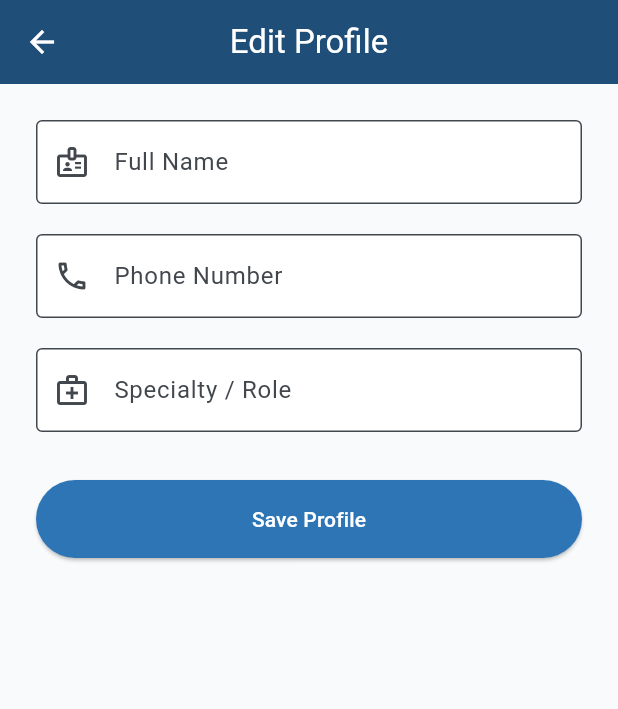
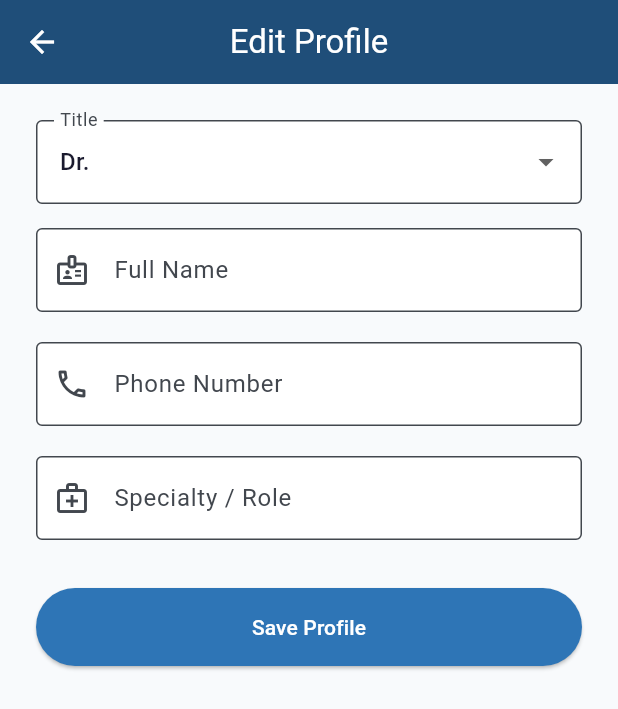
Before and after one commit to celpha2svx/DocFlow, a Flutter app: the EditProfileScreen screen opened directly, on a phone screen of 412 x 824 dp. Shown: the top 709 px of the screen. Run offline on Flutter 3.47's test engine with Material 3 defaults, Android fonts, the phone set to English and light mode, and no system bars; our stand-ins replace cloud_firestore, connectivity_plus, firebase_core, package_info_plus, share_plus, shared_preferences and 1 more; accounts and stored records are empty; network calls fail.

Commit message:
Add title picker (Dr./Nurse/Prof./Mr./Mrs./Ms.) to onboarding and edit profile

```diff
--- a/docflow_app/lib/screens/edit_profile_screen.dart
+++ b/docflow_app/lib/screens/edit_profile_screen.dart
@@ -14,13 +14,32 @@ class _EditProfileScreenState extends State<EditProfileScreen> {
   late final TextEditingController _nameController;
   late final TextEditingController _phoneController;
   late final TextEditingController _specialtyController;
+
+  final List<String> _titles = const [
+    'Dr.',
+    'Nurse',
+    'Prof.',
+    'Mr.',
+    'Mrs.',
+    'Ms.',
+  ];
+
+  late String _selectedTitle;
   bool _isLoading = false;
 
   @override
   void initState() {
     super.initState();
     final doctor = AppStateProvider.maybeOf(context)?.currentDoctor;
-    _nameController = TextEditingController(text: doctor?.fullName ?? '');
+    final fullName = doctor?.fullName ?? '';
+    final titleMatch = RegExp(r'^(Dr\.|Nurse|Prof\.|Mr\.|Mrs\.|Ms\.)\s+(.*)').firstMatch(fullName);
+    if (titleMatch != null) {
+      _selectedTitle = titleMatch.group(1)!;
+      _nameController = TextEditingController(text: titleMatch.group(2)!);
+    } else {
+      _selectedTitle = _titles[0];
+      _nameController = TextEditingController(text: fullName);
+    }
     _phoneController = TextEditingController(text: doctor?.phoneNumber ?? '');
     _specialtyController = TextEditingController(text: doctor?.specialty ?? '');
   }
@@ -40,7 +59,7 @@ class _EditProfileScreenState extends State<EditProfileScreen> {
       final appState = AppStateProvider.of(context);
       final current = appState.currentDoctor!;
       final updated = current.copyWith(
-        fullName: _nameController.text.trim(),
+        fullName: '$_selectedTitle ${_nameController.text.trim()}',
         phoneNumber: _phoneController.text.trim(),
         specialty: _specialtyController.text.trim().isNotEmpty
             ? _specialtyController.text.trim()
@@ -77,6 +96,20 @@ class _EditProfileScreenState extends State<EditProfileScreen> {
             child: Column(
               crossAxisAlignment: CrossAxisAlignment.stretch,
               children: [
+                DropdownButtonFormField<String>(
+                  value: _selectedTitle,
+                  items: _titles
+                      .map((t) => DropdownMenuItem(value: t, child: Text(t)))
+                      .toList(),
+                  decoration: const InputDecoration(
+                    labelText: 'Title',
+                    border: OutlineInputBorder(),
+                  ),
+                  onChanged: (v) {
+                    if (v != null) setState(() => _selectedTitle = v);
+                  },
+                ),
+                const SizedBox(height: 16),
                 TextFormField(
                   controller: _nameController,
                   decoration: const InputDecoration(
```
Also changed, not shown: docflow_app/lib/screens/onboarding_screen.dart (+27 -3 lines).
